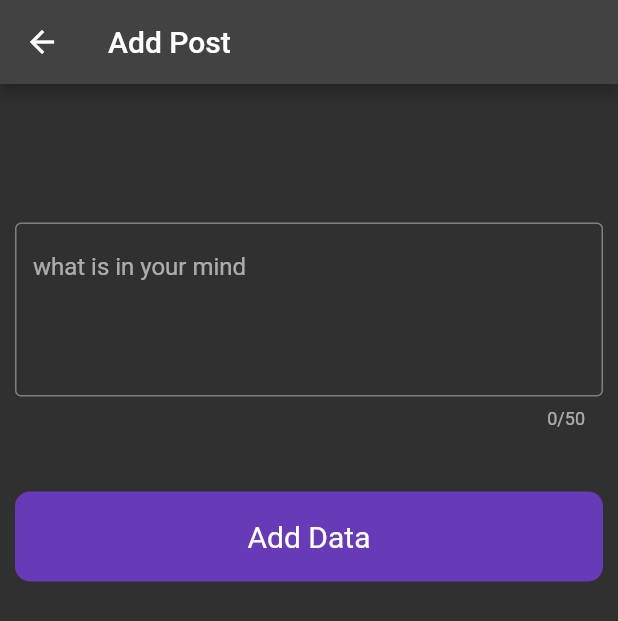
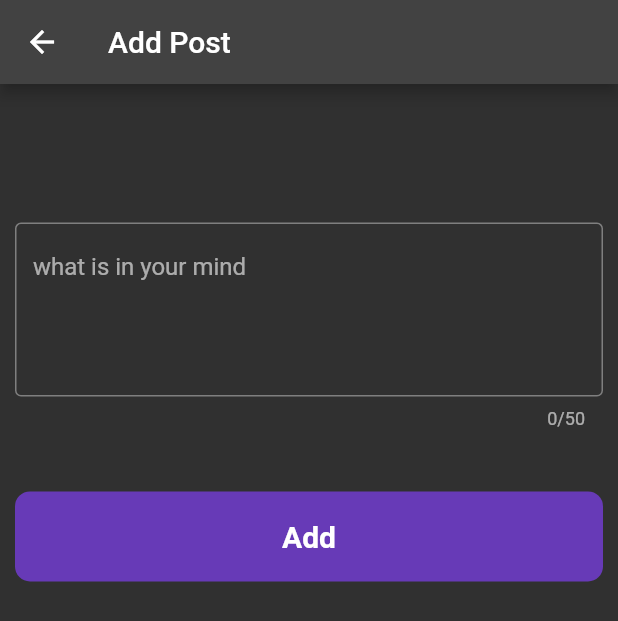
Before and after one commit to ThisIsAnshMalik/firebase_auth_101, a Flutter app: the AddPostScreen screen opened directly, on a phone screen of 412 x 824 dp. Shown: the top 621 px of the screen. Run offline on Flutter 3.47's test engine with Material 2 defaults, Android fonts, the phone set to English and light mode, and no system bars; our stand-ins replace cloud_firestore, firebase_auth, firebase_core, firebase_database, fluttertoast; missing offline and left inert: dart:ffi; accounts and stored records are empty.

Commit message:
post data on firebase is completed

```diff
--- a/firebase_auth_101/lib/view/add_post_screen.dart
+++ b/firebase_auth_101/lib/view/add_post_screen.dart
@@ -1,4 +1,6 @@
+import 'package:firebase_auth_101/firebase/database.dart';
 import 'package:firebase_auth_101/provider/Provider.dart';
+import 'package:firebase_database/firebase_database.dart';
 import 'package:flutter/material.dart';
 import 'package:provider/provider.dart';
 
@@ -10,8 +12,11 @@ class AddPostScreen extends StatefulWidget {
 }
 
 class _AddPostScreenState extends State<AddPostScreen> {
+  final titleController = TextEditingController();
+
   @override
   Widget build(BuildContext context) {
+    DataBase dataBase = DataBase();
     return Scaffold(
       appBar: AppBar(
         title: const Text("Add Post"),
@@ -24,6 +29,7 @@ class _AddPostScreenState extends State<AddPostScreen> {
               height: MediaQuery.of(context).size.height * 0.1,
             ),
             TextFormField(
+              controller: titleController,
               maxLines: 4,
               maxLength: 50,
               decoration: const InputDecoration(
@@ -42,7 +48,12 @@ class _AddPostScreenState extends State<AddPostScreen> {
                   height: 60,
                   width: MediaQuery.of(context).size.width,
                   child: InkWell(
-                    onTap: (() {}),
+                    onTap: (() {
+                      dataBase.addpost(
+                        titleController.text.toString(),
+                        context,
+                      );
+                    }),
                     child: value.isloading
                         ? const Center(
                             child: CircularProgressIndicator(
@@ -51,8 +62,9 @@ class _AddPostScreenState extends State<AddPostScreen> {
                           )
                         : const Center(
                             child: Text(
-                            "Add Data",
-                            style: TextStyle(fontSize: 20),
+                            "Add",
+                            style: TextStyle(
+                                fontSize: 20, fontWeight: FontWeight.w700),
                           )),
                   ),
                 );
--- a/firebase_auth_101/lib/view/auth/loginScreen.dart
+++ b/firebase_auth_101/lib/view/auth/loginScreen.dart
@@ -1,4 +1,4 @@
-import 'package:firebase_auth_101/authentication/authentication.dart';
+import 'package:firebase_auth_101/firebase/authentication.dart';
 import 'package:firebase_auth_101/provider/Provider.dart';
 import 'package:firebase_auth_101/view/auth/mobile_login_screen.dart';
 import 'package:firebase_auth_101/view/auth/signupScreen.dart';
--- a/firebase_auth_101/lib/view/auth/mobile_login_screen.dart
+++ b/firebase_auth_101/lib/view/auth/mobile_login_screen.dart
@@ -1,4 +1,4 @@
-import 'package:firebase_auth_101/authentication/authentication.dart';
+import 'package:firebase_auth_101/firebase/authentication.dart';
 import 'package:firebase_auth_101/provider/Provider.dart';
 import 'package:flutter/material.dart';
 import 'package:provider/provider.dart';
--- a/firebase_auth_101/lib/view/auth/signupScreen.dart
+++ b/firebase_auth_101/lib/view/auth/signupScreen.dart
@@ -1,4 +1,4 @@
-import 'package:firebase_auth_101/authentication/authentication.dart';
+import 'package:firebase_auth_101/firebase/authentication.dart';
 import 'package:firebase_auth_101/provider/Provider.dart';
 import 'package:flutter/material.dart';
 import 'package:firebase_auth_101/view/auth/loginScreen.dart';
--- a/firebase_auth_101/lib/view/auth/verify_no_screen.dart
+++ b/firebase_auth_101/lib/view/auth/verify_no_screen.dart
@@ -1,4 +1,4 @@
-import 'package:firebase_auth_101/authentication/authentication.dart';
+import 'package:firebase_auth_101/firebase/authentication.dart';
 import 'package:firebase_auth_101/provider/Provider.dart';
 import 'package:flutter/material.dart';
 import 'package:provider/provider.dart';
--- a/firebase_auth_101/lib/view/homescreen.dart
+++ b/firebase_auth_101/lib/view/homescreen.dart
@@ -1,4 +1,4 @@
-import 'package:firebase_auth_101/authentication/authentication.dart';
+import 'package:firebase_auth_101/firebase/authentication.dart';
 import 'package:firebase_auth_101/view/add_post_screen.dart';
 import 'package:flutter/material.dart';
 
```
Also changed, not shown: firebase_auth_101/lib/firebase/database.dart (added, +24 -0 lines), firebase_auth_101/lib/firebase/authentication.dart (renamed from firebase_auth_101/lib/authentication/authentication.dart), 1 other file.
